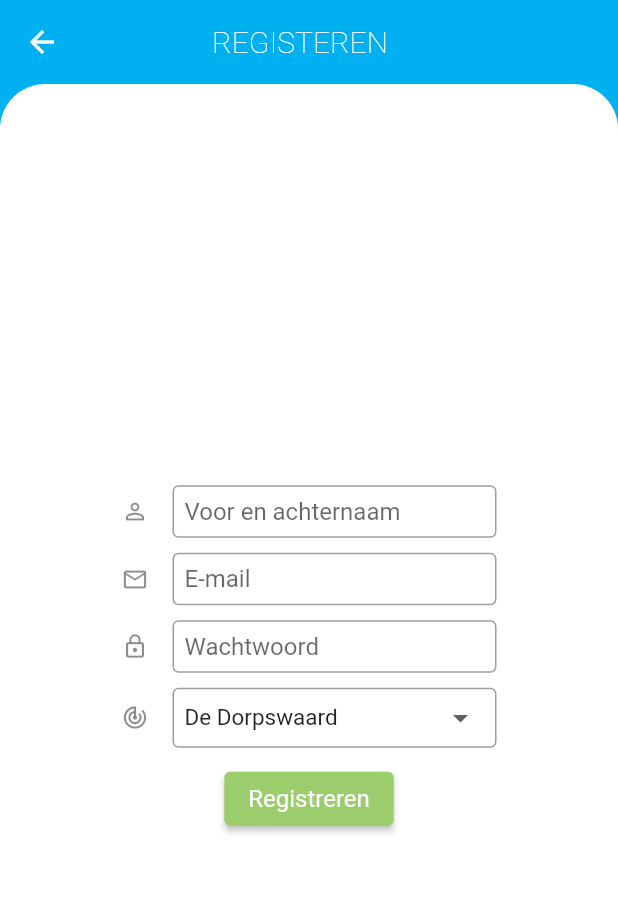
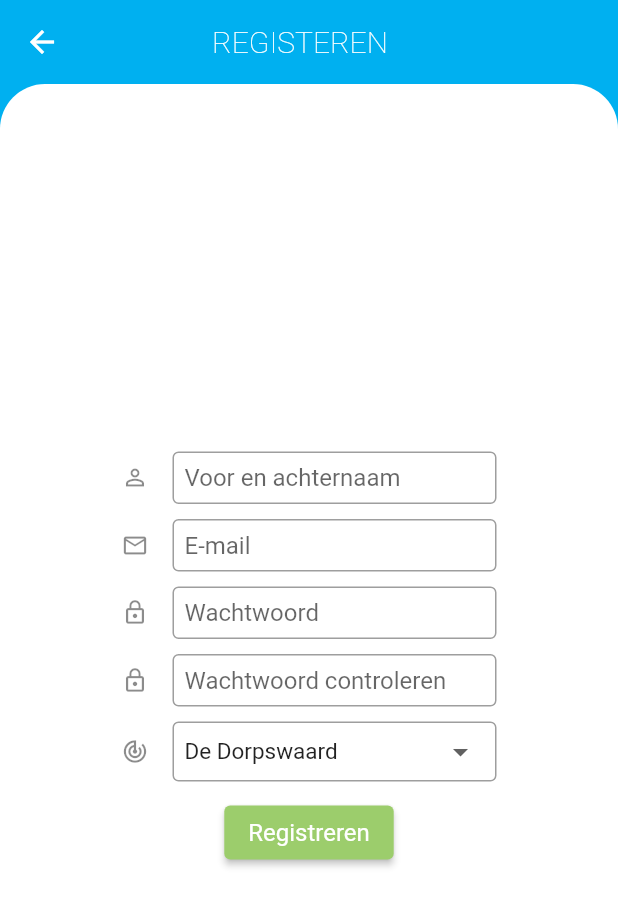
Before and after one commit to voltiac-development/golf-app, a Flutter app: the RegisterScreen screen opened by its route, after a tap on "Registreren", on a phone screen of 412 x 824 dp. Shown: the top 906 px of the screen. Run offline on Flutter 3.47's test engine with Material 2 defaults, Android fonts, the phone set to English and light mode, and no system bars; our stand-ins replace flutter_secure_storage, localstorage; accounts and stored records are empty; network calls fail.

Commit message:
Finished registering, also an verification for passwords has been added.

```diff
--- a/app/lib/views/dashboard.dart
+++ b/app/lib/views/dashboard.dart
@@ -2,7 +2,6 @@ import 'package:flutter/cupertino.dart';
 import 'package:flutter/material.dart';
 import '../components/button.dart';
 import '../components/appbar.dart';
-import '../vendor/storage.dart';
 
 class DashboardScreen extends StatelessWidget {
   @override
--- a/app/lib/views/login.dart
+++ b/app/lib/views/login.dart
@@ -173,7 +173,6 @@ class LoginState extends State<LoginScreen> {
       'password': passwordController.text
     }).then((value) async {
       Map<String, dynamic> response = jsonDecode(value.body);
-      print(response);
       if (response['error'] == null) {
         //Success
         Storage().setItem('jwt', response['jwtToken']);
--- a/app/lib/views/register.dart
+++ b/app/lib/views/register.dart
@@ -1,8 +1,13 @@
 import 'dart:math';
+import 'dart:convert';
 
 import 'package:flutter/material.dart';
 
 import '../components/appbar.dart';
+
+import 'package:http/http.dart' as http;
+import '../env.dart';
+import '../vendor/storage.dart';
 
 class RegisterScreen extends StatefulWidget {
   @override
@@ -12,6 +17,7 @@ class RegisterScreen extends StatefulWidget {
 class LoginState extends State<RegisterScreen> {
   final emailController = TextEditingController();
   final passwordController = TextEditingController();
+  final passwordControllerVerify = TextEditingController();
   final nameController = TextEditingController();
   String favCourse = "De Dorpswaard";
   String? errorHint;
@@ -81,6 +87,21 @@ class LoginState extends State<RegisterScreen> {
             SizedBox(height: 10),
             SizedBox(
                 width: max(250, MediaQuery.of(context).size.width * 0.50),
+                child: TextField(
+                  controller: passwordControllerVerify,
+                  decoration: InputDecoration(
+                    border: OutlineInputBorder(),
+                    hintText: 'Wachtwoord controleren',
+                    icon: Icon(Icons.lock_outline),
+                    contentPadding: EdgeInsets.all(8),
+                    isDense: true,
+                  ),
+                  autocorrect: false,
+                  obscureText: true,
+                )),
+            SizedBox(height: 10),
+            SizedBox(
+                width: max(250, MediaQuery.of(context).size.width * 0.50),
                 child: DropdownButtonFormField(
                   isDense: true,
                   //TODO ADD API CALL
@@ -115,11 +136,7 @@ class LoginState extends State<RegisterScreen> {
             ElevatedButton(
               style: style,
               onPressed: () {
-                print(nameController.text +
-                    " : " +
-                    emailController.text +
-                    " : " +
-                    passwordController.text);
+                checkRegister(context);
               },
               child: Padding(
                 padding: EdgeInsets.only(top: 5, bottom: 5),
@@ -131,4 +148,26 @@ class LoginState extends State<RegisterScreen> {
       ),
     );
   }
+
+  void checkRegister(final context) {
+    http.post(Uri.parse(AppUtils.apiUrl + 'auth/register'), body: {
+      'email': emailController.text,
+      'password': passwordController.text,
+      'name': nameController.text,
+      'password_verify': passwordControllerVerify.text,
+      'fav_course': favCourse
+    }).then((value) async {
+      Map<String, dynamic> response = jsonDecode(value.body);
+      if (response['error'] == null) {
+        //Success
+        Storage().setItem('jwt', response['jwtToken']);
+        Navigator.of(context).pushNamed('dashboard');
+      } else {
+        ScaffoldMessenger.of(context).showSnackBar(SnackBar(
+          content: Text(response['error']),
+          backgroundColor: Colors.red,
+        ));
+      }
+    });
+  }
 }
```
Also changed, not shown: 4 other files.
